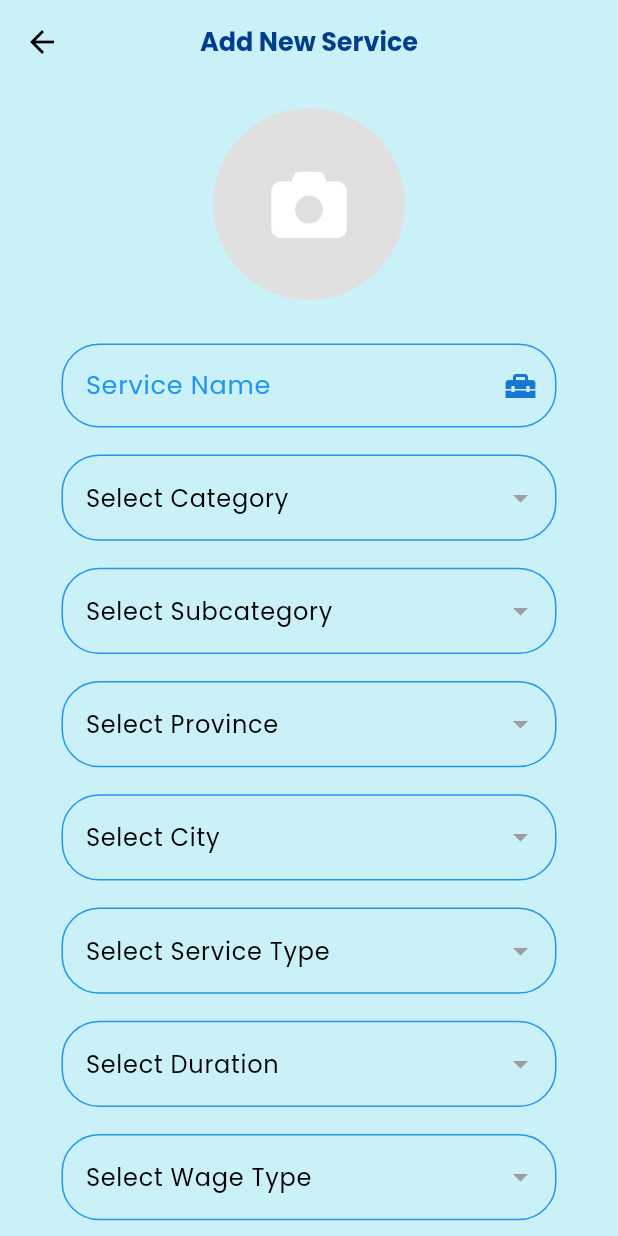
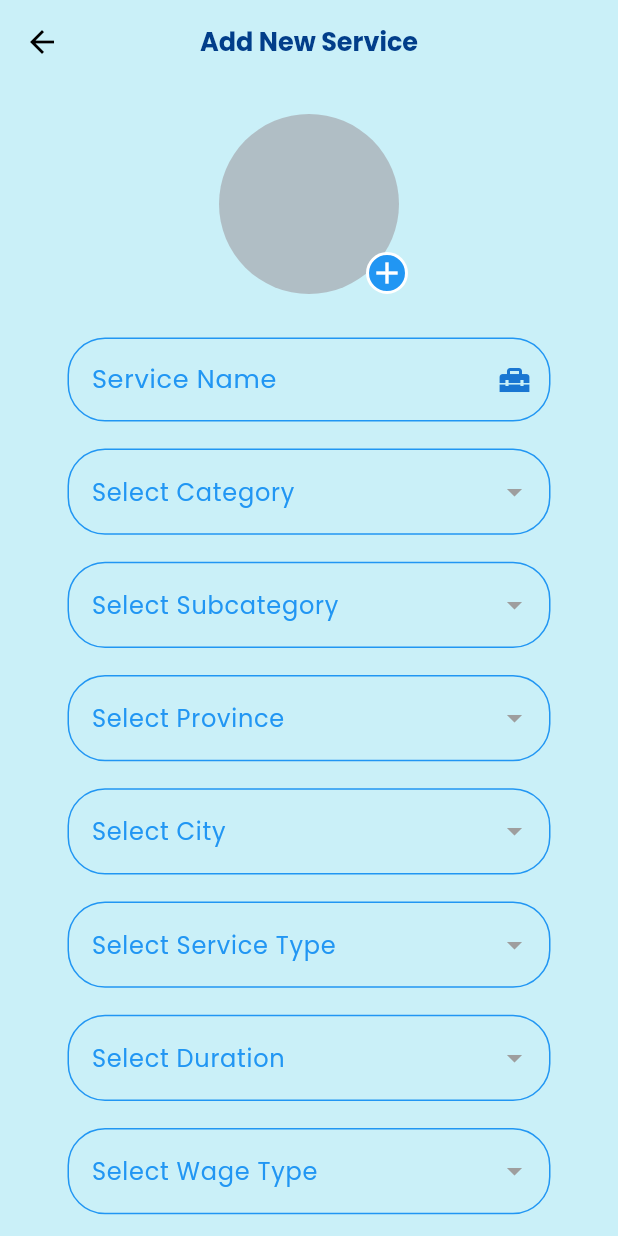
Before and after one commit to MuhamadAwaisKhan/Servtol-fyp, a Flutter app: the ServicesAddition screen opened directly, on a phone screen of 412 x 824 dp. Run offline on Flutter 3.47's test engine with Material 3 defaults, Android fonts, the phone set to English and light mode, and no system bars; our stand-ins replace carousel_slider, cloud_firestore, firebase_auth, firebase_core, firebase_messaging, firebase_storage and 15 more; missing offline and left inert: firebase_app_check; accounts and stored records are empty; network calls fail; project files that could hold a hidden picture were left out.

Commit message:
project last Summer break commit with big dreams and full of challenges

```diff
--- a/lib/NotificationProvider.dart
+++ b/lib/NotificationProvider.dart
@@ -147,7 +147,7 @@ class _NotificationProviderState extends State<NotificationProvider> {
           : StreamBuilder<List<QuerySnapshot>>(
         stream: CombineLatestStream.list([
           FirebaseFirestore.instance
-              .collection('notifications')
+              .collection('bookingnotifications')
               .where('providerId', isEqualTo: providerId)
               .orderBy('timestamp', descending: true)
               .snapshots(),
--- a/lib/addservices.dart
+++ b/lib/addservices.dart
@@ -24,6 +24,8 @@ class ServicesAddition extends StatefulWidget {
 }
 
 class _ServicesAdditionState extends State<ServicesAddition> {
+  File? profilePic;  // This will store the image file
+
   TextEditingController nameController = TextEditingController();
   TextEditingController areaController = TextEditingController();
   TextEditingController priceController = TextEditingController();
@@ -31,7 +33,6 @@ class _ServicesAdditionState extends State<ServicesAddition> {
   // TextEditingController durationController = TextEditingController();
   TextEditingController discountController = TextEditingController();
   TextEditingController descriptionController = TextEditingController();
-  File? profilePic;
   String? selectedCategoryId,
       selectedSubcategoryId,
       selectedProvinceId,
@@ -197,6 +198,42 @@ class _ServicesAdditionState extends State<ServicesAddition> {
       });
     }
   }
+  File? tempImage;  // Temporary storage for the new image before confirmation
+
+  // Image picker method
+  Future<void> pickImage() async {
+    try {
+      final ImagePicker picker = ImagePicker();
+      final XFile? pickedFile = await picker.pickImage(source: ImageSource.gallery);
+
+      if (pickedFile != null) {
+        setState(() {
+          tempImage = File(pickedFile.path);  // Store selected image in tempImage
+        });
+      }
+    } catch (e) {
+      ScaffoldMessenger.of(context).showSnackBar(
+        SnackBar(content: Text('Error picking image: $e')),
+      );
+    }
+  }
+
+  // Confirm the image selection
+  void confirmUpload() {
+    setState(() {
+      profilePic = tempImage;  // Save the tempImage to profilePic on confirmation
+      tempImage = null;  // Reset tempImage after confirmation
+    });
+  }
+
+  // Cancel the image selection
+  void cancelUpload() {
+    setState(() {
+      tempImage = null;  // Discard the selected image
+    });
+  }
+
+
 
   @override
   Widget build(BuildContext context) {
@@ -219,31 +256,92 @@ class _ServicesAdditionState extends State<ServicesAddition> {
         children: [
           SingleChildScrollView(
             child: Padding(
-              padding: EdgeInsets.all(16.0),
+              padding: EdgeInsets.all(20.0),
               child: Column(
                 crossAxisAlignment: CrossAxisAlignment.stretch,
                 children: [
                   GestureDetector(
-                    onTap: () async {
-                      XFile? selectedImage = await ImagePicker()
-                          .pickImage(source: ImageSource.gallery);
-                      if (selectedImage != null) {
-                        File convertedFile = File(selectedImage.path);
-                        setState(() {
-                          profilePic = convertedFile;
-                        });
-                      }
-                    },
-                    child: CircleAvatar(
-                      radius: 64,
-                      backgroundColor: Colors.grey[300],
-                      backgroundImage:
-                          profilePic != null ? FileImage(profilePic!) : null,
-                      child: profilePic == null
-                          ? Icon(FontAwesomeIcons.camera, size: 50)
-                          : null,
+                    onTap: pickImage,  // Trigger the image picker when tapped
+                    child: Stack(
+                      alignment: Alignment.center,
+                      children: <Widget>[
+                        CircleAvatar(
+                          radius: 60,
+                          backgroundImage: profilePic != null
+                              ? FileImage(profilePic!) as ImageProvider<Object>?
+                              : null,
+                          backgroundColor: Colors.blueGrey[200],  // Placeholder background color
+                        ),
+                        Positioned(
+                          bottom: 0,
+                          right: 120,
+                          child: Container(
+                            decoration: BoxDecoration(
+                              color: Colors.blue,  // Blue background for the upload icon
+                              shape: BoxShape.circle,
+                              border: Border.all(
+                                  color: Colors.white, width: 2),  // White border
+                            ),
+                            child: Icon(Icons.add,
+                                color: Colors.white, size: 24),  // Add (+) icon
+                          ),
+                        ),
+                        // Show OK (check) and Cancel (close) buttons only if an image is selected in tempImage
+                        if (tempImage != null) ...[
+                          Positioned(
+                            right: 110,
+                            top: 10,
+                            child: GestureDetector(
+                              onTap: confirmUpload,  // Confirm image selection
+                              child: Container(
+                                padding: EdgeInsets.all(4),
+                                decoration: BoxDecoration(
+                                  color: Colors.green,  // Green background for OK button
+                                  shape: BoxShape.circle,
+                                ),
+                                child: Icon(Icons.check, color: Colors.white),
+                              ),
+                            ),
+                          ),
+                          Positioned(
+                            left: 110,
+                            top: 10,
+                            child: GestureDetector(
+                              onTap: cancelUpload,  // Cancel image selection
+                              child: Container(
+                                padding: EdgeInsets.all(4),
+                                decoration: BoxDecoration(
+                                  color: Colors.red,  // Red background for Cancel button
+                                  shape: BoxShape.circle,
+                                ),
+                                child: Icon(Icons.close, color: Colors.white),
+                              ),
+                            ),
+                          ),
+                        ],
+                      ],
                     ),
-                  ),
+                  ),                  // GestureDetector(
+                  //   onTap: () async {
+                  //     XFile? selectedImage = await ImagePicker()
+                  //         .pickImage(source: ImageSource.gallery);
+                  //     if (selectedImage != null) {
+                  //       File convertedFile = File(selectedImage.path);
+                  //       setState(() {
+                  //         profilePic = convertedFile;
+                  //       });
+                  //     }
+                  //   },
+                  //   child: CircleAvatar(
+                  //     radius: 64,
+                  //     backgroundColor: Colors.grey[300],
+                  //     backgroundImage:
+                  //         profilePic != null ? FileImage(profilePic!) : null,
+                  //     child: profilePic == null
+                  //         ? Icon(FontAwesomeIcons.camera, size: 50)
+                  //         : null,
+                  //   ),
+                  // ),
                   SizedBox(height: 20),
                   uihelper.CustomTextField(context,
                       nameController, "Service Name",
@@ -273,13 +371,13 @@ class _ServicesAdditionState extends State<ServicesAddition> {
               ),
             ),
           ),
-          if (_isLoading)
-            Positioned(
-              child: Container(
-                color: Colors.black45,
-                child: Center(child: CircularProgressIndicator()),
-              ),
-            ),
+          // if (_isLoading)
+          //   Positioned(
+          //     child: Container(
+          //       color: Colors.black45,
+          //       child: Center(child: CircularProgressIndicator()),
+          //     ),
+          //   ),
         ],
       ),
     );
@@ -440,6 +538,13 @@ class _ServicesAdditionState extends State<ServicesAddition> {
           },
           labelText: "Select Wage Type",
         ),
+        if (_isLoading)
+          Positioned(
+            child: Container(
+              color: Colors.black45,
+              child: Center(child: CircularProgressIndicator()),
+            ),
+          ),
       ],
     );
   }
--- a/lib/homecustomer.dart
+++ b/lib/homecustomer.dart
@@ -49,7 +49,7 @@ class _HomeCustomerState extends State<HomeCustomer> {
   void listenForUnreadNotifications() {
     // Listen to notifications collection
     FirebaseFirestore.instance
-        .collection('notifications')
+        .collection('bookingnotifications')
         .where('customerId', isEqualTo: currentUser?.uid)
         .where('isRead1', isEqualTo: false)
         .orderBy('timestamp', descending: true) // Add orderBy clause
--- a/lib/homeprovider.dart
+++ b/lib/homeprovider.dart
@@ -100,7 +100,7 @@ class _HomeProviderState extends State<HomeProvider> {
   void listenForUnreadNotifications() {
     // Listen to notifications collection
     FirebaseFirestore.instance
-        .collection('notifications')
+        .collection('bookingnotifications')
         .where('providerId', isEqualTo: currentUser?.uid)
         .where('isRead', isEqualTo: false)
         .orderBy('timestamp', descending: true) // Add orderBy clause
--- a/lib/notificationcustomer.dart
+++ b/lib/notificationcustomer.dart
@@ -127,7 +127,7 @@ class _customernotificationState extends State<customernotification> {
           ? Center(child: Text('No customer ID found'))
           : StreamBuilder<QuerySnapshot>(
         stream: FirebaseFirestore.instance
-            .collectionGroup('notifications')
+            .collectionGroup('bookingnotifications')
             .where('customerId', isEqualTo: customerId)
             .orderBy('timestamp', descending: true)
             .snapshots(),
--- a/lib/util/uihelper.dart
+++ b/lib/util/uihelper.dart
@@ -349,6 +349,7 @@ class uihelper {
         decoration: decoration ??
             InputDecoration(
               labelText: labelText,
+              labelStyle: TextStyle(color: Colors.blue,fontFamily: 'Poppins'),
               border: OutlineInputBorder(
                 borderSide: BorderSide(color: Colors.blue),
                 borderRadius: BorderRadius.circular(25),
@@ -366,6 +367,7 @@ class uihelper {
               filled: true,
               fillColor: AppColors.background,
             ),
+
         style:
             TextStyle(color: Colors.black, fontFamily: 'Poppins', fontSize: 17),
         icon: Icon(Icons.arrow_drop_down, color: Colors.grey),
```
Also changed, not shown: lib/ServiceScreenDetail.dart (+20 -7 lines), lib/bookservice.dart (+36 -48 lines), package.json (+7 -1 lines), package-lock.json, pubspec.lock.
